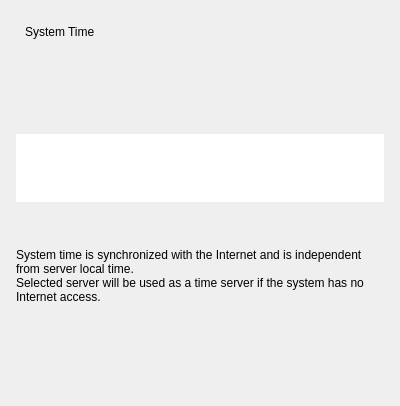
First picture: the form in client/libclient/src/ui/widgets/system_settings/time_server_selection_widget.ui, repository networkoptix/nx_open, before the edit.
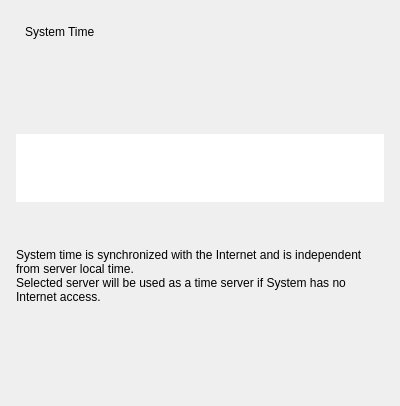
Second picture: the form after the edit. Custom widgets are drawn as their Qt base class.

The edit to the form file:
```diff
--- a/client/libclient/src/ui/widgets/system_settings/time_server_selection_widget.ui
+++ b/client/libclient/src/ui/widgets/system_settings/time_server_selection_widget.ui
@@ -169,7 +169,7 @@
     <widget class="QLabel" name="descriptionLabel">
      <property name="text">
       <string>System time is synchronized with the Internet and is independent from server local time.
-Selected server will be used as a time server if the system has no Internet access.</string>
+Selected server will be used as a time server if System has no Internet access.</string>
      </property>
      <property name="wordWrap">
       <bool>true</bool>
```
